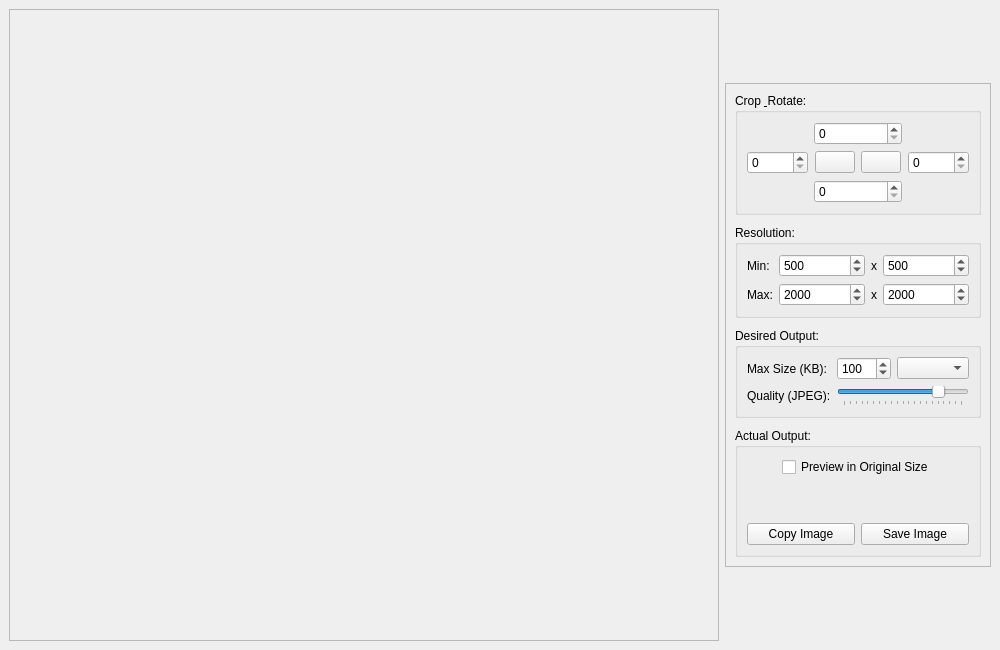
The window that main.ui (frak0d/smol_img) describes before a commit, drawn with Qt 5.
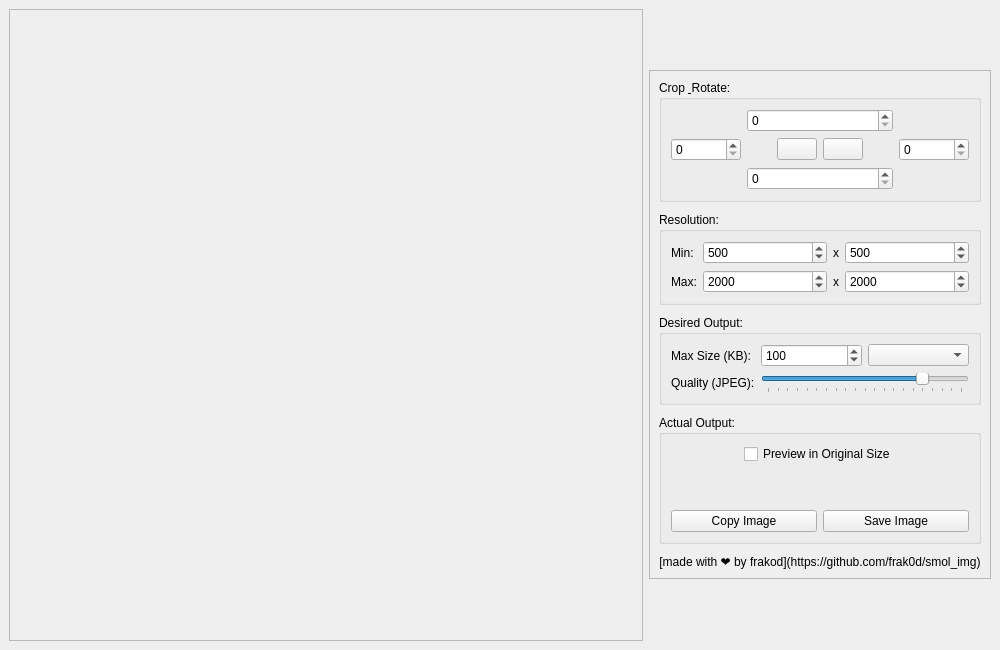
The same window after the commit. Icons and pictures are not drawn.

```diff
--- a/main.ui
+++ b/main.ui
@@ -555,6 +555,22 @@
          </layout>
         </widget>
        </item>
+       <item>
+        <widget class="QLabel" name="label_3">
+         <property name="text">
+          <string>[made with ❤️ by frakod](https://github.com/frak0d/smol_img)</string>
+         </property>
+         <property name="textFormat">
+          <enum>Qt::MarkdownText</enum>
+         </property>
+         <property name="alignment">
+          <set>Qt::AlignCenter</set>
+         </property>
+         <property name="openExternalLinks">
+          <bool>true</bool>
+         </property>
+        </widget>
+       </item>
       </layout>
      </widget>
     </item>
```
Left out of the diff: 5 changed lines with no effect on the pictures.
